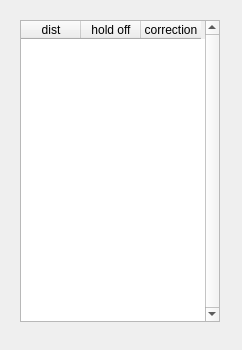
First picture: the form in ui_templates/drop_table.ui, repository o-murphy/archer_ballistics_constructor, before the edit.
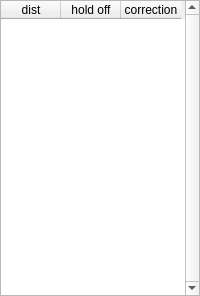
Second picture: the form after the edit.

Diff of the .ui file:
```diff
--- a/ui_templates/drop_table.ui
+++ b/ui_templates/drop_table.ui
@@ -6,22 +6,31 @@
    <rect>
     <x>0</x>
     <y>0</y>
-    <width>242</width>
-    <height>350</height>
+    <width>200</width>
+    <height>296</height>
    </rect>
   </property>
   <property name="windowTitle">
    <string>Form</string>
   </property>
-  <widget class="QTableWidget" name="dropTable">
-   <property name="geometry">
-    <rect>
-     <x>20</x>
-     <y>20</y>
-     <width>200</width>
-     <height>302</height>
-    </rect>
+  <layout class="QGridLayout" name="gridLayout">
+   <property name="leftMargin">
+    <number>0</number>
    </property>
+   <property name="topMargin">
+    <number>0</number>
+   </property>
+   <property name="rightMargin">
+    <number>0</number>
+   </property>
+   <property name="bottomMargin">
+    <number>0</number>
+   </property>
+   <property name="spacing">
+    <number>0</number>
+   </property>
+   <item row="0" column="0">
+    <widget class="QTableWidget" name="tableWidget">
    <property name="minimumSize">
     <size>
      <width>200</width>
@@ -65,6 +74,8 @@
     </property>
    </column>
   </widget>
+   </item>
+  </layout>
  </widget>
  <resources/>
  <connections/>
```
Left out of the diff: 10 changed lines with no effect on the pictures. Lines whose indentation alone changed are shown as unchanged.
